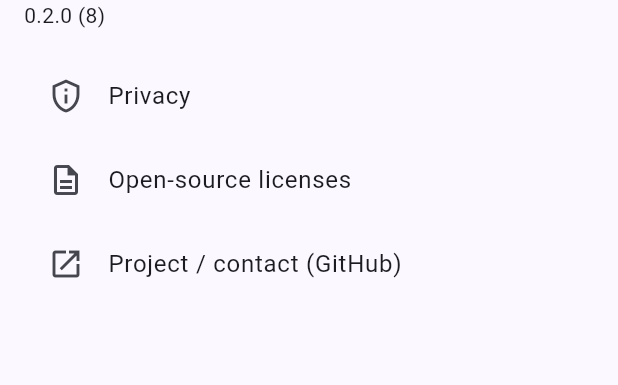
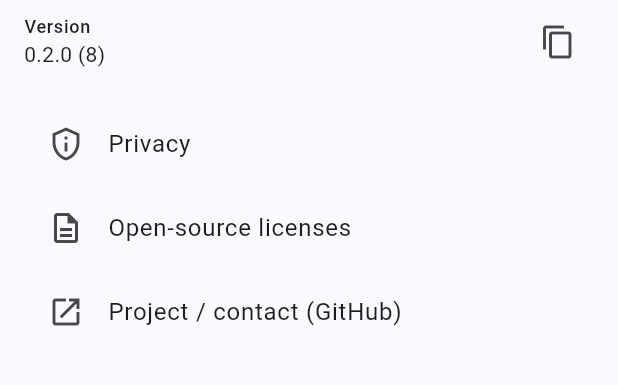
Before and after one commit to t-and-i/yomipalette-android, a Flutter app: the screen it shows after launch, after a tap on the "info outline" icon, on a phone screen of 412 x 824 dp, the part 156-541 px from its top. Run offline on Flutter 3.47's test engine with Material 3 defaults, Android fonts, the phone set to English and light mode, and no system bars; our stand-ins replace file_picker, flutter_secure_storage, just_audio, package_info_plus, share_plus, shared_preferences; missing offline and left inert: charset_converter, flutter_edge_tts, flutter_lame, pdfrx.

Commit message:
Prepare Google Play signing and update app information

```diff
--- a/lib/l10n/strings.dart
+++ b/lib/l10n/strings.dart
@@ -10,6 +10,9 @@ class AppStrings {
     'en': {
       "about": "About this app",
       "versionUnavailable": "Version unavailable",
+      "version": "Version",
+      "copyVersion": "Copy version information",
+      "versionCopied": "Version information copied",
       "privacy": "Privacy",
       "licenses": "Open-source licenses",
       "projectContact": "Project / contact (GitHub)",
@@ -26,7 +29,8 @@ class AppStrings {
       "privacyExternal": "This version has no advertising or analytics SDK. Project links open external websites with their own privacy policies. Sharing sends selected audio to the app or service you choose. Do not post private documents, API keys or personal information in public GitHub issues.",
       "privacyIntro": "YomiPalette does not operate its own document-upload server. The following describes this version; it does not promise that third-party services retain no data.",
       "cloudDisclosure": "Cloud TTS sends reading text to the selected service. Usage charges may apply.",
-      "deviceDisclosure": "The selected TTS engine may use a network connection.",
+      "deviceDisclosure":
+          "The selected TTS engine may use a network connection.",
 
       'pdfNoText': 'No embedded text was found in this PDF. Image-only or scanned pages require OCR, which is not supported.',
       'pdfPassword': 'This PDF requires a password. Open and save an unprotected copy before importing it.',
@@ -110,6 +114,9 @@ class AppStrings {
     'ja': {
       "about": "このアプリについて",
       "versionUnavailable": "バージョンを取得できません",
+      "version": "バージョン",
+      "copyVersion": "バージョン情報をコピー",
+      "versionCopied": "バージョン情報をコピーしました",
       "privacy": "プライバシー",
       "licenses": "オープンソースライセンス",
       "projectContact": "プロジェクト・お問い合わせ（GitHub）",
@@ -208,6 +215,9 @@ class AppStrings {
     'zh': {
       "about": "关于本应用",
       "versionUnavailable": "无法获取版本",
+      "version": "版本",
+      "copyVersion": "复制版本信息",
+      "versionCopied": "已复制版本信息",
       "privacy": "隐私说明",
       "licenses": "开源许可证",
       "projectContact": "项目与联系（GitHub）",
@@ -215,7 +225,8 @@ class AppStrings {
       "privacyDocumentsTitle": "文档与语音合成",
       "privacyDocuments": "TXT、EPUB和PDF文本在设备上提取。试听和生成MP3时，Edge TTS将朗读文本发送给Microsoft，Azure Speech发送给Microsoft Azure，Google Cloud TTS发送给Google Cloud。服务还会收到IP地址等连接信息。适用各服务的条款和隐私政策。Azure和Google Cloud可能向您的账户收取使用费。Edge TTS使用非官方端点，可能停止工作。",
       "privacyDeviceTitle": "设备TTS",
-      "privacyDevice": "文本会传递给您选择的Android TTS引擎。根据引擎和语音，可能需要联网或下载语音数据。设备TTS不一定完全离线。",
+      "privacyDevice":
+          "文本会传递给您选择的Android TTS引擎。根据引擎和语音，可能需要联网或下载语音数据。设备TTS不一定完全离线。",
       "privacyCredentialsTitle": "凭据与设置",
       "privacyCredentials": "API密钥和Azure区域可保存在本设备的加密存储中。关闭保存时，凭据仅在应用会话期间保留。可在各提供商下删除已保存的凭据。语音、输出文件夹访问权限等设置保存在本地。",
       "privacyAudioTitle": "音频与删除",
--- a/lib/main.dart
+++ b/lib/main.dart
@@ -152,7 +152,10 @@ class _HomeScreenState extends State<HomeScreen> {
   Future<void> _openExternalLink(String url) async {
     var opened = false;
     try {
-      opened = await openExternalLink(url, launcher: widget.externalLinkLauncher);
+      opened = await openExternalLink(
+        url,
+        launcher: widget.externalLinkLauncher,
+      );
     } catch (_) {
       // Show a copyable address when the platform cannot open a browser.
     }
@@ -634,28 +637,20 @@ class _HomeScreenState extends State<HomeScreen> {
     final units = _units;
     return Scaffold(
       appBar: AppBar(
-        title: Column(
-          crossAxisAlignment: CrossAxisAlignment.start,
-          children: [
-            Text(s.get('title')),
-            if (_appVersion != null)
-              Text(
-                'v$_appVersion',
-                style: Theme.of(context).textTheme.labelSmall,
-              ),
-          ],
-        ),
+        title: Text(s.get('title')),
         actions: [
           IconButton(
             tooltip: s.get('about'),
             icon: const Icon(Icons.info_outline),
-            onPressed: () => Navigator.of(context).push(MaterialPageRoute<void>(
-              builder: (_) => AppInformationScreen(
-                version: _appVersion,
-                buildNumber: _appBuildNumber,
-                openProject: () => _openExternalLink(projectContactUrl),
+            onPressed: () => Navigator.of(context).push(
+              MaterialPageRoute<void>(
+                builder: (_) => AppInformationScreen(
+                  version: _appVersion,
+                  buildNumber: _appBuildNumber,
+                  openProject: () => _openExternalLink(projectContactUrl),
+                ),
               ),
-            )),
+            ),
           ),
           DropdownButtonHideUnderline(
             child: DropdownButton<String>(
@@ -788,15 +783,19 @@ class _HomeScreenState extends State<HomeScreen> {
           ),
           const SizedBox(height: 8),
           Text(
-            s.get(_providerName == 'device' ? 'deviceDisclosure' : 'cloudDisclosure'),
+            s.get(
+              _providerName == 'device'
+                  ? 'deviceDisclosure'
+                  : 'cloudDisclosure',
+            ),
             style: Theme.of(context).textTheme.bodySmall,
           ),
           Align(
             alignment: Alignment.centerLeft,
             child: TextButton(
-              onPressed: () => Navigator.of(context).push(MaterialPageRoute<void>(
-                builder: (_) => const PrivacyScreen(),
-              )),
+              onPressed: () => Navigator.of(context).push(
+                MaterialPageRoute<void>(builder: (_) => const PrivacyScreen()),
+              ),
               child: Text(s.get('privacy')),
             ),
           ),
--- a/lib/screens/app_information_screen.dart
+++ b/lib/screens/app_information_screen.dart
@@ -27,7 +27,38 @@ class AppInformationScreen extends StatelessWidget {
         padding: const EdgeInsets.all(16),
         children: [
           Text('YomiPalette', style: Theme.of(context).textTheme.headlineSmall),
-          SelectableText(versionLabel),
+          const SizedBox(height: 4),
+          Row(
+            children: [
+              Expanded(
+                child: Column(
+                  crossAxisAlignment: CrossAxisAlignment.start,
+                  children: [
+                    Text(
+                      s.get('version'),
+                      style: Theme.of(context).textTheme.labelMedium,
+                    ),
+                    SelectableText(versionLabel),
+                  ],
+                ),
+              ),
+              IconButton(
+                tooltip: s.get('copyVersion'),
+                icon: const Icon(Icons.copy_outlined),
+                onPressed: version == null || version!.isEmpty
+                    ? null
+                    : () async {
+                        await Clipboard.setData(
+                          ClipboardData(text: 'YomiPalette $versionLabel'),
+                        );
+                        if (!context.mounted) return;
+                        ScaffoldMessenger.of(context).showSnackBar(
+                          SnackBar(content: Text(s.get('versionCopied'))),
+                        );
+                      },
+              ),
+            ],
+          ),
           const SizedBox(height: 16),
           ListTile(
             leading: const Icon(Icons.privacy_tip_outlined),
```
Also changed, not shown: 9 other files.
